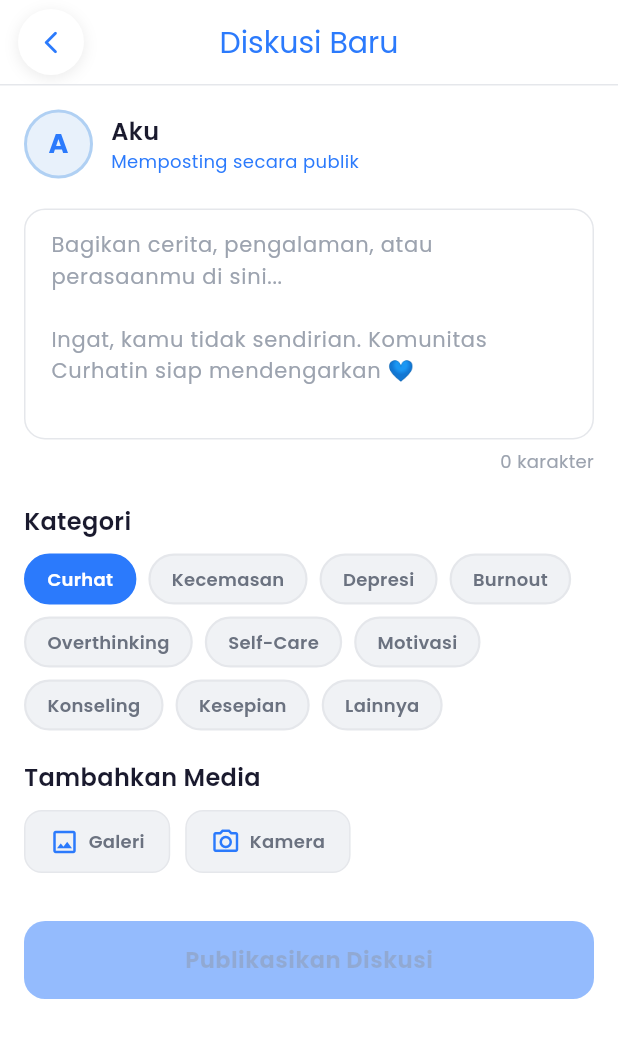
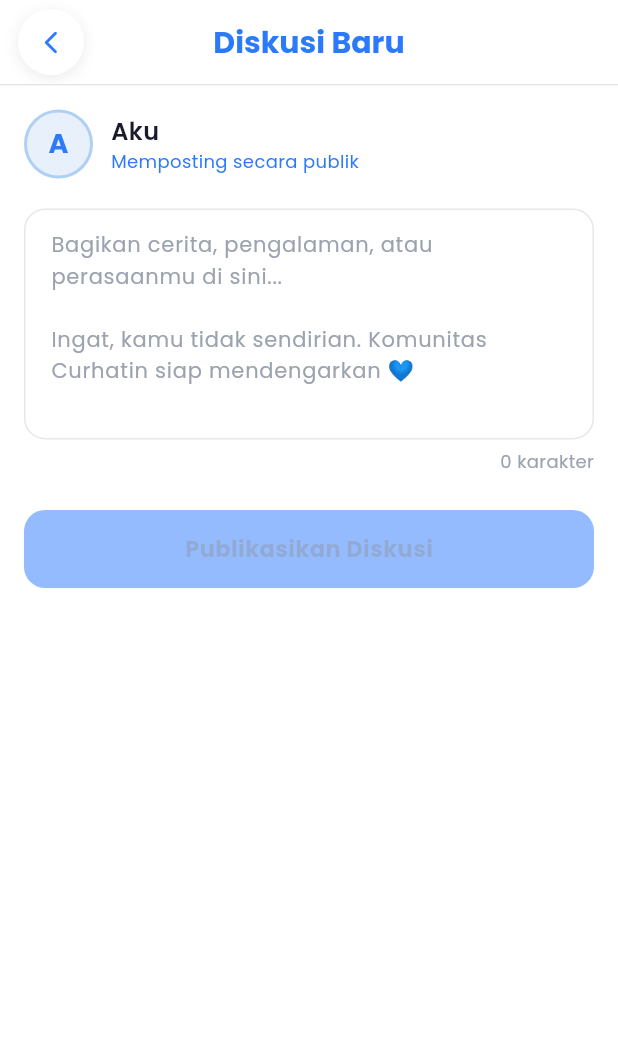
Before and after one commit to ahmaddinar02/Curhatin-app, a Flutter app: the CreateDiscussionPage screen opened directly, on a phone screen of 412 x 824 dp. Shown: the top 1038 px of the screen. Run offline on Flutter 3.47's test engine with Material 3 defaults, Android fonts, the phone set to English and light mode, and no system bars; our stand-ins replace google_fonts.

Commit message:
perbaiki halaman tambah diskusi

```diff
--- a/apps/mobile/lib/features/forum/pages/create_discussion_page.dart
+++ b/apps/mobile/lib/features/forum/pages/create_discussion_page.dart
@@ -12,21 +12,7 @@ class CreateDiscussionPage extends StatefulWidget {
 
 class _CreateDiscussionPageState extends State<CreateDiscussionPage> {
   final TextEditingController _contentController = TextEditingController();
-  String _selectedCategory = 'Curhat';
   bool _isPublishing = false;
-
-  final List<String> _categories = [
-    'Curhat',
-    'Kecemasan',
-    'Depresi',
-    'Burnout',
-    'Overthinking',
-    'Self-Care',
-    'Motivasi',
-    'Konseling',
-    'Kesepian',
-    'Lainnya',
-  ];
 
   bool get _isValid => _contentController.text.trim().isNotEmpty;
 
@@ -55,7 +41,7 @@ class _CreateDiscussionPageState extends State<CreateDiscussionPage> {
       userName: 'Aku',
       userAvatar: 'https://i.pravatar.cc/150?img=1',
       content: _contentController.text.trim(),
-      category: _selectedCategory,
+      category: 'Curhat',
       createdAt: DateTime.now(),
       likeCount: 0,
       commentCount: 0,
@@ -88,17 +74,7 @@ class _CreateDiscussionPageState extends State<CreateDiscussionPage> {
                 // Content input
                 _buildContentInput(),
 
-                const SizedBox(height: 20),
-
-                // Category selector
-                _buildCategorySelector(),
-
-                const SizedBox(height: 20),
-
-                // Attachments row
-                _buildAttachmentsRow(),
-
-                const SizedBox(height: 32),
+                const SizedBox(height: 24),
 
                 // Publish button
                 _buildPublishButton(),
@@ -151,9 +127,10 @@ class _CreateDiscussionPageState extends State<CreateDiscussionPage> {
         'Diskusi Baru',
         style: TextStyle(
           fontFamily: 'Poppins',
+          fontWeight: FontWeight.bold,
           fontSize: 20,
-          color: Color(0xFF2b7afc),
-        )
+          color: Color(0xFF2B7AFC),
+        ),
       ),
       centerTitle: true,
       bottom: PreferredSize(
@@ -253,90 +230,6 @@ class _CreateDiscussionPageState extends State<CreateDiscussionPage> {
     );
   }
 
-  Widget _buildCategorySelector() {
-    return Column(
-      crossAxisAlignment: CrossAxisAlignment.start,
-      children: [
-        Text(
-          'Kategori',
-          style: AppTextStyles.heading3,
-        ),
-        const SizedBox(height: 10),
-        Wrap(
-          spacing: 8,
-          runSpacing: 8,
-          children: _categories.map((cat) {
-            final isSelected = _selectedCategory == cat;
-            return GestureDetector(
-              onTap: () => setState(() => _selectedCategory = cat),
-              child: AnimatedContainer(
-                duration: const Duration(milliseconds: 200),
-                padding:
-                    const EdgeInsets.symmetric(horizontal: 14, vertical: 7),
-                decoration: BoxDecoration(
-                  color: isSelected ? AppColors.primary : AppColors.surfaceGrey,
-                  borderRadius: BorderRadius.circular(20),
-                  border: Border.all(
-                    color: isSelected ? AppColors.primary : AppColors.divider,
-                    width: 1.5,
-                  ),
-                ),
-                child: Text(
-                  cat,
-                  style: AppTextStyles.labelMedium.copyWith(
-                    color: isSelected ? Colors.white : AppColors.textSecondary,
-                  ),
-                ),
-              ),
-            );
-          }).toList(),
-        ),
-      ],
-    );
-  }
-
-  Widget _buildAttachmentsRow() {
-    return Column(
-      crossAxisAlignment: CrossAxisAlignment.start,
-      children: [
-        Text(
-          'Tambahkan Media',
-          style: AppTextStyles.heading3,
-        ),
-        const SizedBox(height: 10),
-        Row(
-          children: [
-            _AttachmentButton(
-              icon: Icons.image_outlined,
-              label: 'Galeri',
-              onTap: () {
-                ScaffoldMessenger.of(context).showSnackBar(
-                  const SnackBar(
-                    content: Text('Fitur galeri akan tersedia segera'),
-                    duration: Duration(seconds: 2),
-                  ),
-                );
-              },
-            ),
-            const SizedBox(width: 10),
-            _AttachmentButton(
-              icon: Icons.camera_alt_outlined,
-              label: 'Kamera',
-              onTap: () {
-                ScaffoldMessenger.of(context).showSnackBar(
-                  const SnackBar(
-                    content: Text('Fitur kamera akan tersedia segera'),
-                    duration: Duration(seconds: 2),
-                  ),
-                );
-              },
-            ),
-          ],
-        ),
-      ],
-    );
-  }
-
   Widget _buildPublishButton() {
     return SizedBox(
       width: double.infinity,
@@ -377,43 +270,3 @@ class _CreateDiscussionPageState extends State<CreateDiscussionPage> {
     );
   }
 }
-
-class _AttachmentButton extends StatelessWidget {
-  final IconData icon;
-  final String label;
-  final VoidCallback onTap;
-
-  const _AttachmentButton({
-    required this.icon,
-    required this.label,
-    required this.onTap,
-  });
-
-  @override
-  Widget build(BuildContext context) {
-    return GestureDetector(
-      onTap: onTap,
-      child: Container(
-        padding: const EdgeInsets.symmetric(horizontal: 16, vertical: 10),
-        decoration: BoxDecoration(
-          color: AppColors.surfaceGrey,
-          borderRadius: BorderRadius.circular(12),
-          border: Border.all(color: AppColors.divider),
-        ),
-        child: Row(
-          mainAxisSize: MainAxisSize.min,
-          children: [
-            Icon(icon, size: 20, color: AppColors.primary),
-            const SizedBox(width: 6),
-            Text(
-              label,
-              style: AppTextStyles.labelMedium.copyWith(
-                color: AppColors.textSecondary,
-              ),
-            ),
-          ],
-        ),
-      ),
-    );
-  }
-}
```
